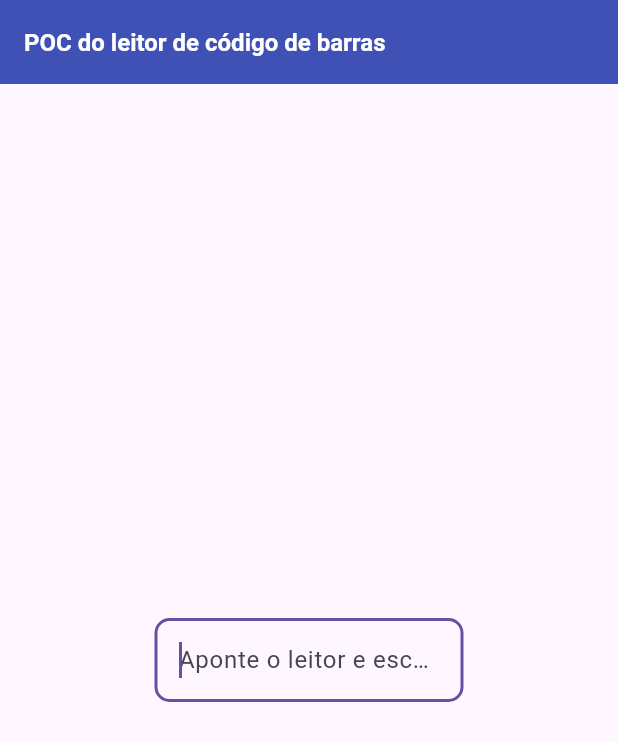
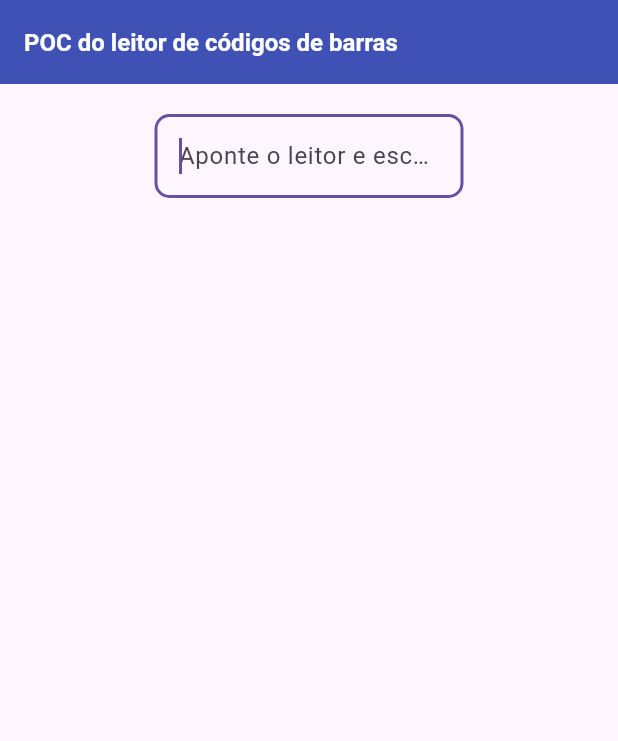
Before and after one commit to jaquetrevizan/poc_barcode_scanner, a Flutter app: the screen it shows after launch, on a phone screen of 412 x 824 dp. Shown: the top 741 px of the screen. Run offline on Flutter 3.47's test engine with Material 3 defaults, Android fonts, the phone set to English and light mode, and no system bars.

Commit message:
altered from list view

```diff
--- a/lib/main.dart
+++ b/lib/main.dart
@@ -14,8 +14,8 @@ class MyApp extends StatelessWidget {
     return MaterialApp(
       debugShowCheckedModeBanner: false,
       title: "POC do leitor de código de barras",
-      home: InputBarcodeScreen(),
-      // home: InputBarcodeScreenReader(),
+      // home: InputBarcodeScreen(),
+      home: InputBarcodeScreenReader(),
     );
 
   }
```
